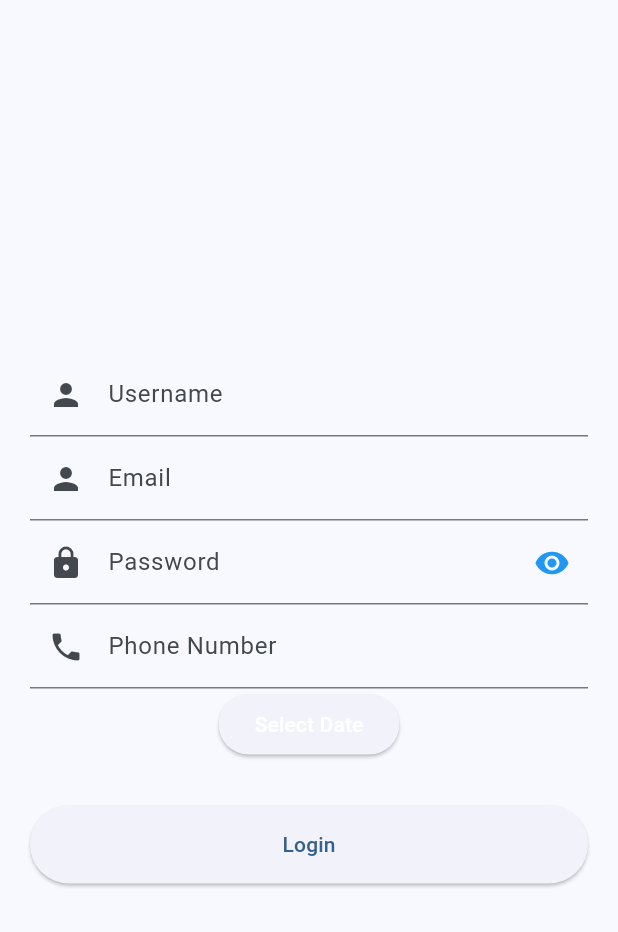
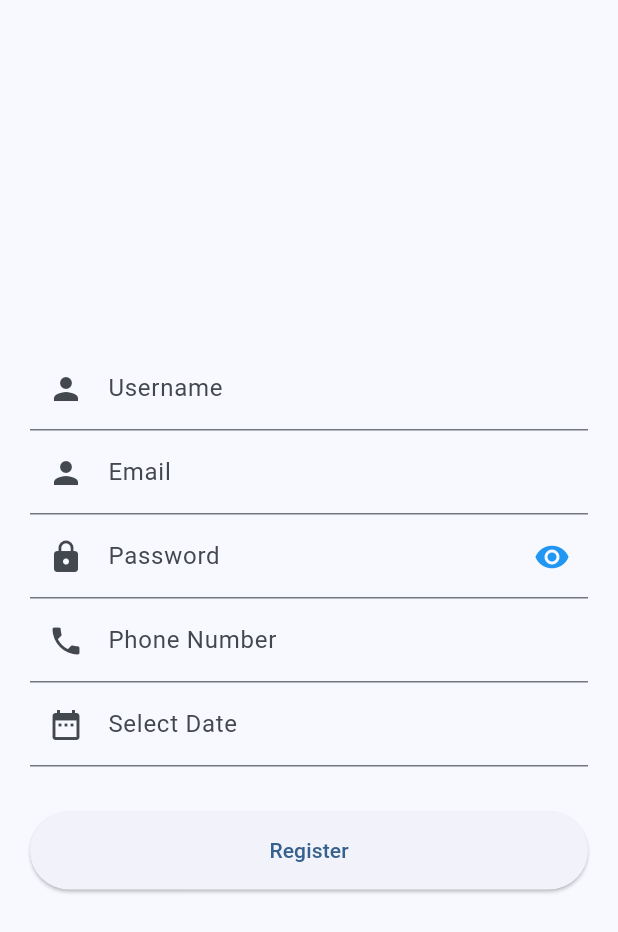
Before and after one commit to DavidWisnu25/UGD_Bloc_1_D, a Flutter app: the Registerview screen opened directly, on a phone screen of 412 x 824 dp. Shown: the top 932 px of the screen. Run offline on Flutter 3.47's test engine with Material 2 defaults, Android fonts, the phone set to English and light mode, and no system bars; our stand-ins replace flutter_bloc.

Commit message:
tampilan login dan register bisa di run diemulator

```diff
--- a/lib/page/register_page.dart
+++ b/lib/page/register_page.dart
@@ -17,6 +17,7 @@ class _RegisterviewState extends State<Registerview> {
   TextEditingController usernameController = TextEditingController();
   TextEditingController emailController = TextEditingController();
   TextEditingController passwordController = TextEditingController();
+  TextEditingController dateController = TextEditingController();
   bool isPasswordVisible = false;
   DateTime selectedDate = DateTime.now();
 
@@ -29,7 +30,7 @@ class _RegisterviewState extends State<Registerview> {
           if (state.formSubmissionState is SubmissionSuccess) {
             ScaffoldMessenger.of(context).showSnackBar(
               const SnackBar(
-                content: Text('Login Success'),
+                content: Text('Registration Success'),
               ),
             );
           }
@@ -112,26 +113,33 @@ class _RegisterviewState extends State<Registerview> {
                            context.read<RegisterBloc>().add(NoTelponChanged(int.tryParse(value) ?? 0));
                          },
                        ),
-                       ElevatedButton(
-                         onPressed: () async {
+                       TextFormField(
+                          controller: dateController,
+                          readOnly: true,
+                          decoration: InputDecoration(
+                            labelText: 'Select Date',
+                            hintText: 'Born Date', // Tambahkan hintText untuk menampilkan teks saat belum ada tanggal yang dipilih
+                            prefixIcon: Icon(Icons.date_range),
+                          ),
+                          onTap: () async {
                             final DateTime? pickedDate = await showDatePicker(
                               context: context,
-                             initialDate: selectedDate, // Set the initial date
+                              initialDate: selectedDate,
                               firstDate: DateTime(2000),
                               lastDate: DateTime(2101),
                             );
 
                             if (pickedDate != null) {
-                             // Update the selectedDate if a new date is picked
                               selectedDate = pickedDate;
-                             context.read<RegisterBloc>().add(SelectedDateChanged(pickedDate));
+                              dateController.text =
+                                  selectedDate.toLocal().toString().split(' ')[0];
                             }
                           },
-                         child: Text(
-                           'Select Date',
-                           style: TextStyle(color: Colors.white),
+                          validator: (value) =>
+                              value == '' ? 'Please Enter your date' : null,
                         ),
-                       ),
+
+
 
                       const SizedBox(height: 30),
                       SizedBox(
@@ -156,7 +164,7 @@ class _RegisterviewState extends State<Registerview> {
                             child: state.formSubmissionState is FormSubmitting
                                 ? const CircularProgressIndicator(
                                     color: Colors.white)
-                                : const Text("Login"),
+                                : const Text("Register"),
                           ),
                         ),
                       ),
```
Also changed, not shown: lib/main.dart (+6 -1 lines). Lines whose indentation alone changed are shown as unchanged.
